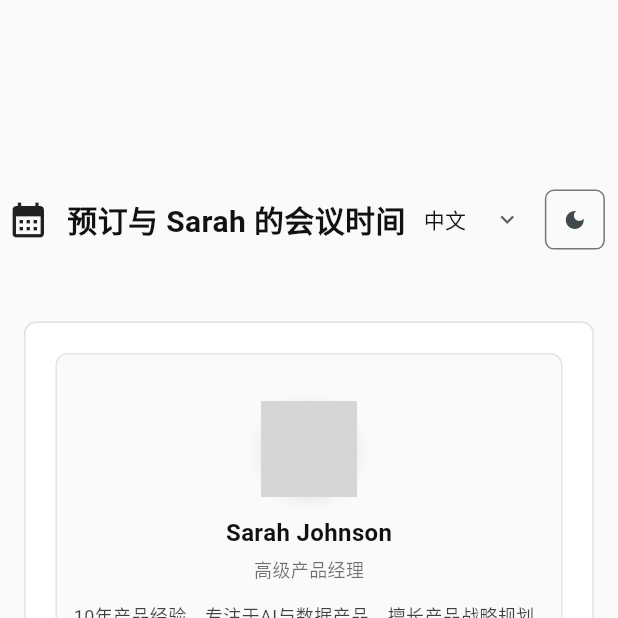
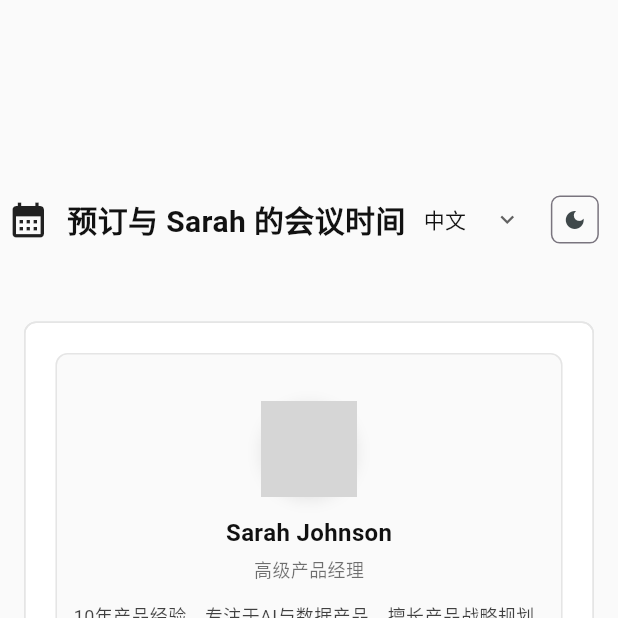
Before and after one commit to NeroSong/ns_appointment_calendar, a Flutter app: the screen it shows after launch, on a phone screen of 412 x 824 dp, the top half of it. Run offline on Flutter 3.47's test engine with Material 3 defaults, Android fonts, the phone set to English and light mode, and no system bars; drawn by our look-alikes of table_calendar; network calls fail; grey boxes are pictures that could not be loaded.

Commit message:
fix ui bugs

```diff
--- a/lib/main.dart
+++ b/lib/main.dart
@@ -119,11 +119,14 @@ class _MyAppState extends State<MyApp> {
             children: [
               SizedBox(
                 height: MediaQuery.of(context).size.height * 0.1,
+                width: MediaQuery.of(context).size.width,
               ),
               Padding(
                 padding: EdgeInsets.only(top: 40, bottom: 24),
-                child: Row(
-                  mainAxisAlignment: MainAxisAlignment.center,
+                child: Wrap(
+                  alignment: WrapAlignment.center,
+                  crossAxisAlignment: WrapCrossAlignment.center,
+                  runSpacing: 12,
                   children: [
                     Icon(Icons.calendar_month, size: 28),
                     SizedBox(
@@ -139,9 +142,13 @@ class _MyAppState extends State<MyApp> {
                       ),
                     ),
                     SizedBox(width: 12),
+                    Row(
+                      mainAxisSize: MainAxisSize.min,
+                      children: [
                         DropdownButtonHideUnderline(
                           child: DropdownButton<String>(
-                        value: '${_locale.languageCode}_${_locale.countryCode}',
+                            value:
+                                '${_locale.languageCode}_${_locale.countryCode}',
                             onChanged: _changeLanguage,
                             items: <String>['en_US', 'zh_CN']
                                 .map<DropdownMenuItem<String>>((String value) {
@@ -172,6 +179,9 @@ class _MyAppState extends State<MyApp> {
                             size: 16,
                           ),
                           style: IconButton.styleFrom(
+                            fixedSize: const Size(32, 32),
+                            minimumSize: const Size(32, 32),
+                            padding: EdgeInsets.zero,
                             shape: RoundedRectangleBorder(
                               borderRadius: BorderRadius.circular(6),
                               side: BorderSide(
@@ -183,8 +193,11 @@ class _MyAppState extends State<MyApp> {
                         ),
                       ],
                     ),
+                  ],
                 ),
-              AppointmentCalendar(
+              ),
+              Builder(builder: (_) {
+                return AppointmentCalendar(
                   name: _locale.languageCode == 'zh'
                       ? 'Sarah Johnson'
                       : 'Sarah Johnson',
@@ -210,8 +223,18 @@ class _MyAppState extends State<MyApp> {
                   ],
                   onSubmit: (date, timeSlot, note) {
                     print('Date: $date, Time Slot: $timeSlot, Note: $note');
+                    ScaffoldMessenger.of(_).showSnackBar(
+                      SnackBar(
+                        showCloseIcon: true,
+                        duration: const Duration(seconds: 2),
+                        content: Text(
+                          'Date: ${date.year}-${date.month}-${date.day}, Time Slot: $timeSlot, Note: $note',
+                        ),
+                      ),
+                    );
                   },
-              ),
+                );
+              }),
               const SizedBox(height: 20),
               Text(
                 'Made by Nero Song with Flutter',
```
Lines whose indentation alone changed are shown as unchanged.
